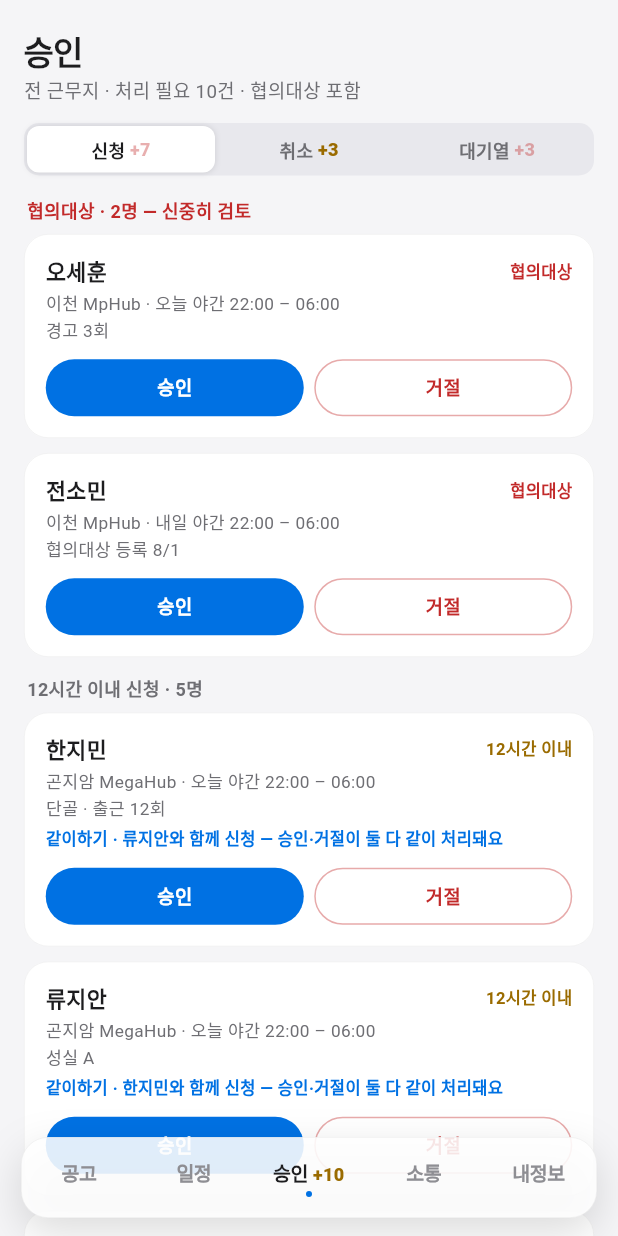
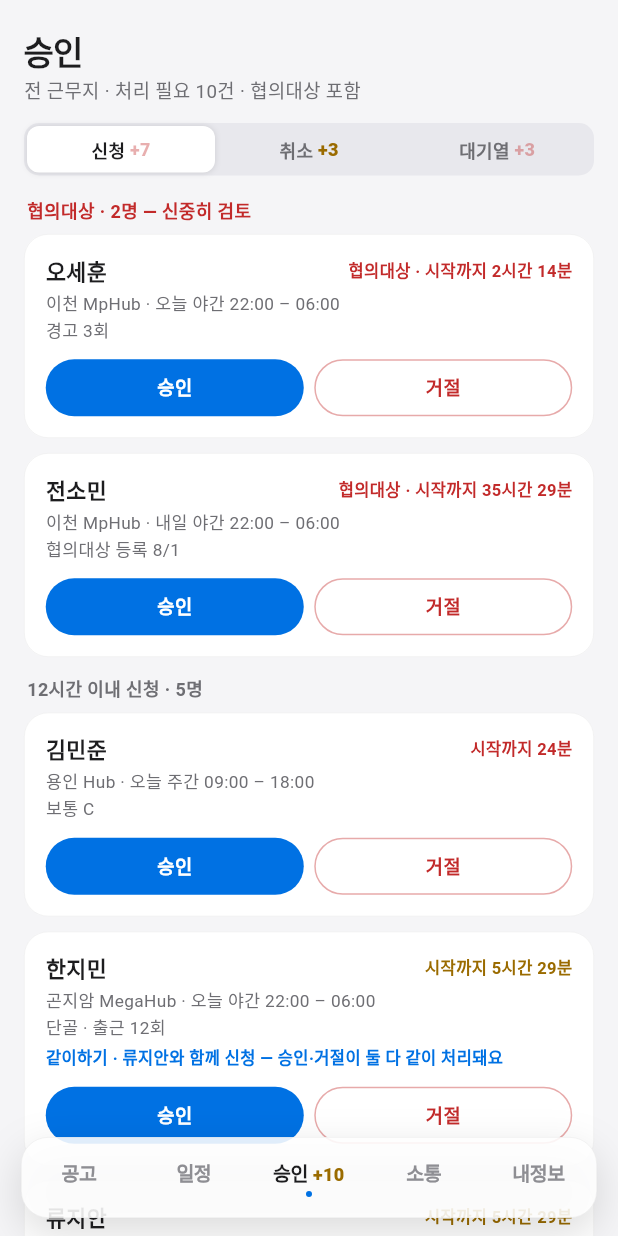
Before and after one commit to mogi-jeong/jobfit, a Flutter app: the AdminShell screen opened directly with empty values, item 3 of the bottom bar chosen, on a phone screen of 412 x 824 dp. Run offline on Flutter 3.47's test engine with Material 3 defaults, Android fonts, the phone set to English and light mode, and no system bars.

Commit message:
승인 신청 카드 — 알바 시작까지 남은 시간 표시(1시간 미만·이미 시작 빨강, 매초 갱신) + 묶음 안 시작 임박순 정렬

```diff
--- a/lib/main.dart
+++ b/lib/main.dart
@@ -2506,11 +2506,19 @@
       child: Padding(padding: const EdgeInsets.symmetric(vertical: 10),
           child: Text(t, style: const TextStyle(fontSize: 12, color: JColors.inactive)))));
 
-  // 신청 — 협의대상(신중히) 먼저, 그다음 12시간 이내
+  // 신청한 공고 시작까지 남은 시간 (없으면 null)
+  Duration? _leftOf(PendingApp a) {
+    final j = a.jobId == null ? null : gJobs.where((x) => x.id == a.jobId).firstOrNull;
+    return j?.start.difference(DateTime.now());
+  }
+
+  // 신청 — 협의대상(신중히) 먼저, 그다음 12시간 이내 · 각 묶음은 시작 임박순
   List<Widget> _applyList() {
     if (apps.isEmpty) return [_empty('승인 대기 없음')];
-    final danger = apps.where((a) => a.danger).toList();
-    final normal = apps.where((a) => !a.danger).toList();
+    int byLeft(PendingApp x, PendingApp y) =>
+        (_leftOf(x) ?? const Duration(days: 99)).compareTo(_leftOf(y) ?? const Duration(days: 99));
+    final danger = apps.where((a) => a.danger).toList()..sort(byLeft);
+    final normal = apps.where((a) => !a.danger).toList()..sort(byLeft);
     Widget head(String t, Color c) => Padding(
         padding: const EdgeInsets.only(bottom: 7, left: 2, top: 2),
         child: Text(t, style: TextStyle(fontSize: 12, fontWeight: FontWeight.w700, color: c)));
@@ -2531,9 +2539,23 @@
           child: jCard(Column(crossAxisAlignment: CrossAxisAlignment.start, children: [
             Row(mainAxisAlignment: MainAxisAlignment.spaceBetween, children: [
               jName(context, a.name),
-              Text(a.flag,
-                  style: TextStyle(fontSize: 11, fontWeight: FontWeight.w700,
-                      color: a.danger ? JColors.red : const Color(0xFF9A6B00))),
+              // 알바 시작까지 남은 시간 — 1시간 미만·이미 시작이면 빨강 (매초 갱신)
+              Builder(builder: (_) {
+                final left = _leftOf(a);
+                final timeTxt = left == null
+                    ? null
+                    : left.isNegative
+                        ? '이미 시작'
+                        : '시작까지 ${beforeLabel(left.inMinutes)}';
+                final urgent = left != null && left.inMinutes < 60;
+                final txt = timeTxt == null
+                    ? a.flag
+                    : (a.danger ? '협의대상 · $timeTxt' : timeTxt);
+                return Text(txt,
+                    style: TextStyle(fontSize: 11, fontWeight: FontWeight.w700,
+                        color: (a.danger || urgent) ? JColors.red : JColors.amber,
+                        fontFeatures: const [FontFeature.tabularFigures()]));
+              }),
             ]),
             const SizedBox(height: 2),
             Text('${a.siteName} · ${a.slotTime}\n${a.note}',
```
